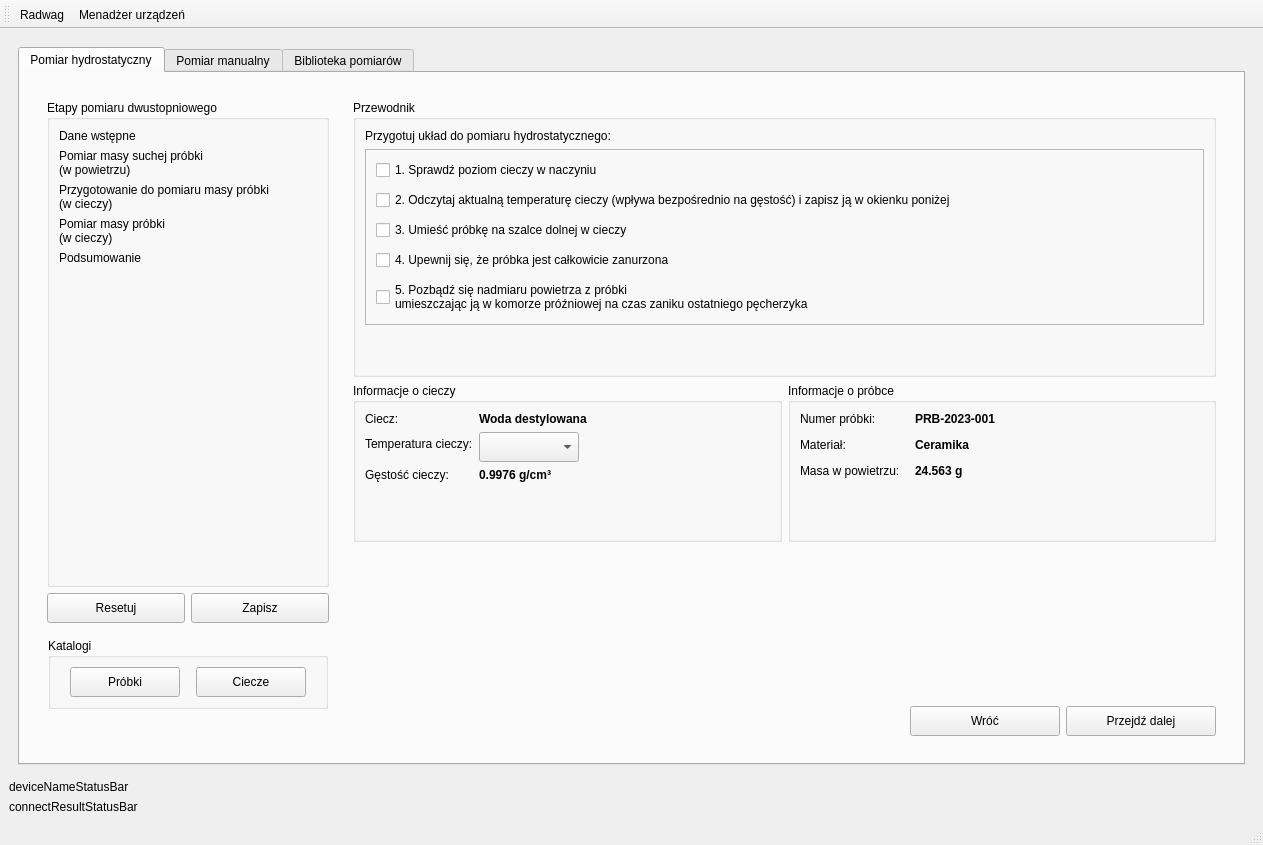
The window that main_window.ui (mar8us/SerialPortConnectorRadwag) describes before a commit, drawn with Qt 5.
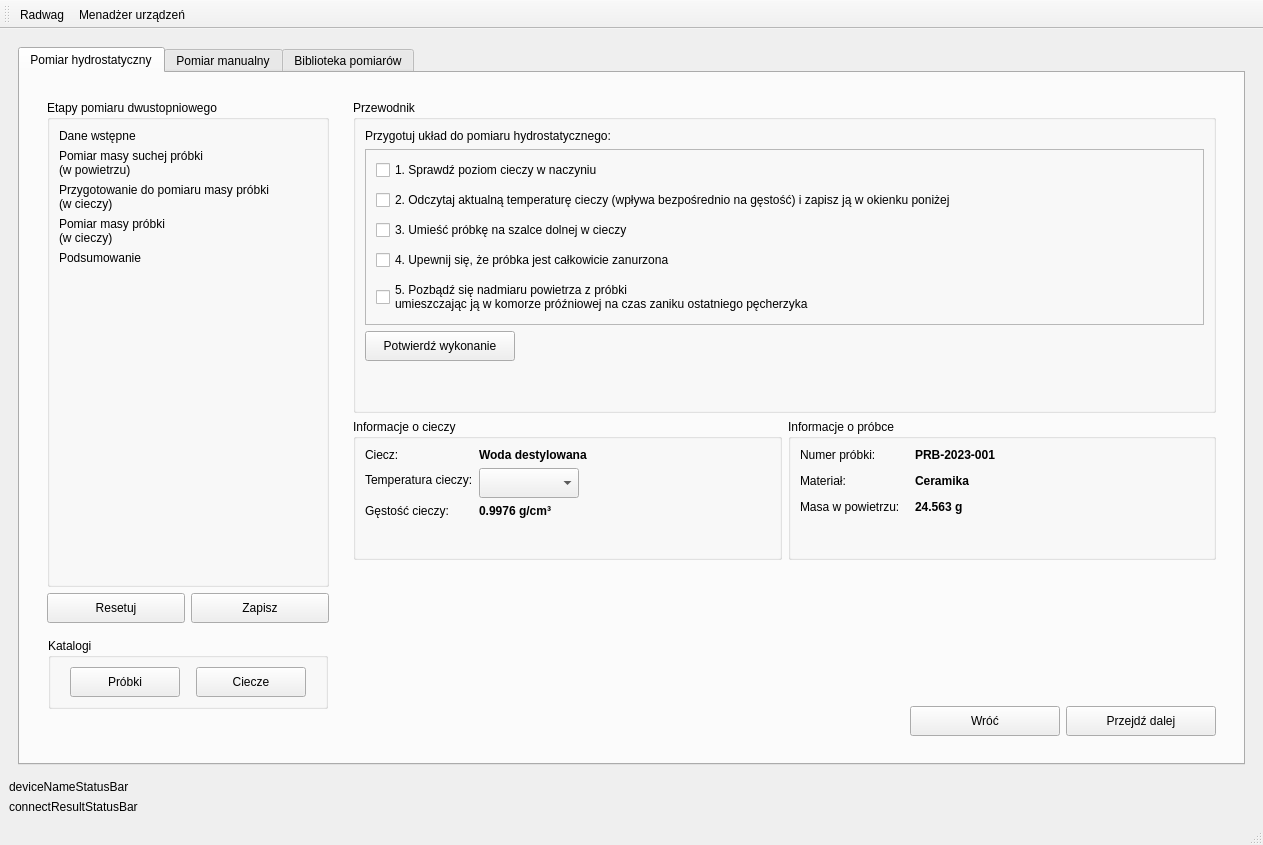
The same window after the commit. The open tabs and pages were chosen to show the change. Icons and pictures are not drawn.

Commit message: Checking and confrim guide for prepareHydroSecondMeasure page

Patch:
```diff
--- a/main_window.ui
+++ b/main_window.ui
@@ -1752,7 +1752,7 @@
                       <property name="title">
                        <string>Przewodnik</string>
                       </property>
-                      <layout class="QVBoxLayout" name="verticalLayout_4">
+                      <layout class="QVBoxLayout" name="verticalLayout_32">
                        <item>
                         <widget class="QLabel" name="labelGuidePrepareMeasureSecond">
                          <property name="font">
@@ -1863,6 +1863,25 @@
                          </layout>
                         </widget>
                        </item>
+                       <item>
+                        <widget class="QPushButton" name="buttonConfrimPrepareMeasureSecond">
+                         <property name="minimumSize">
+                          <size>
+                           <width>150</width>
+                           <height>30</height>
+                          </size>
+                         </property>
+                         <property name="maximumSize">
+                          <size>
+                           <width>150</width>
+                           <height>16777215</height>
+                          </size>
+                         </property>
+                         <property name="text">
+                          <string>Potwierdź wykonanie</string>
+                         </property>
+                        </widget>
+                       </item>
                        <item>
                         <spacer name="verticalSpacer_7">
                          <property name="orientation">
```
Left out of the diff: 6 changed lines with no effect on the pictures. The commit also changes 2 other files.
